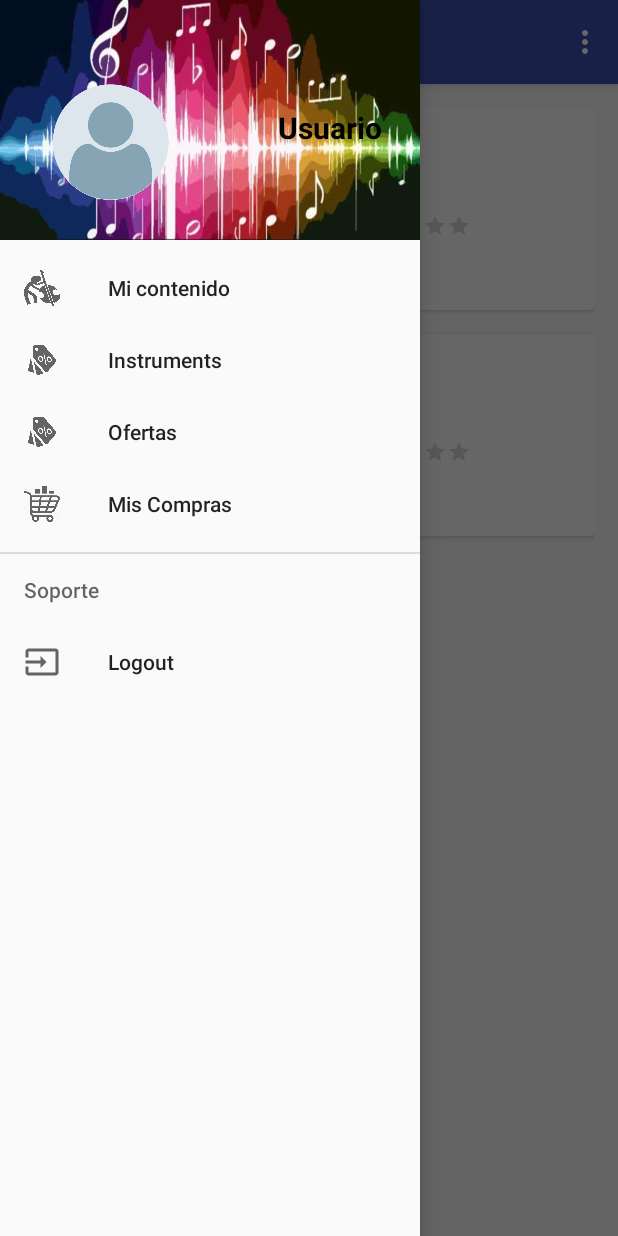
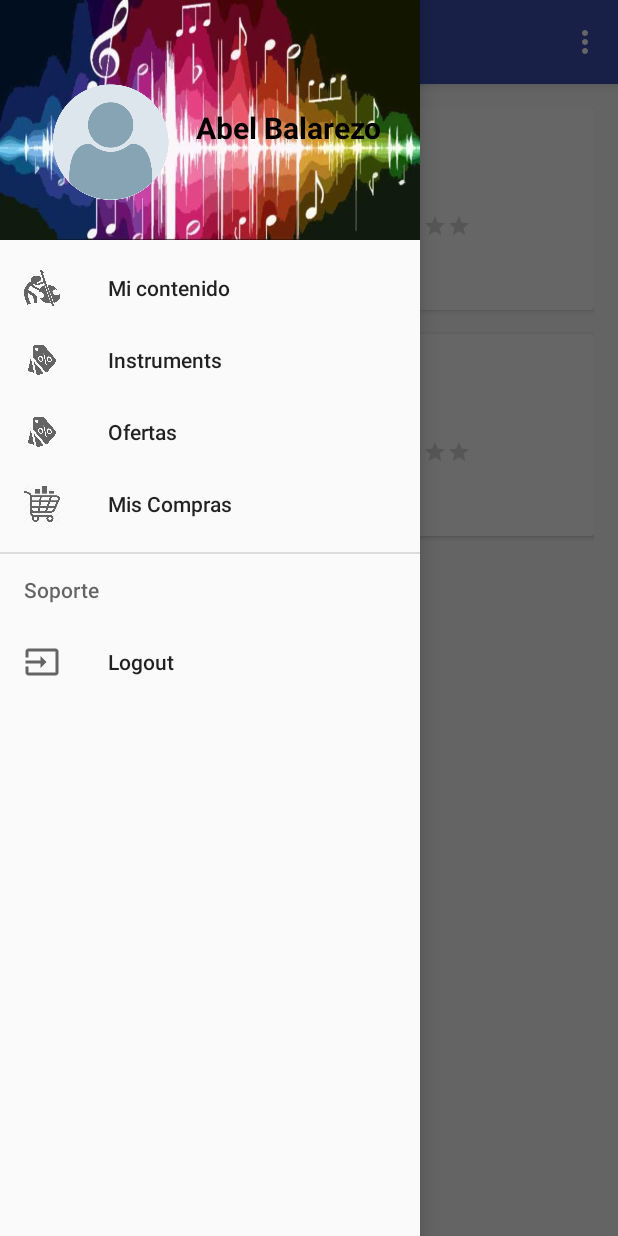
Before and after one commit to abelito1997/CarritoComprasAbel, an Android app: the screen it shows after launch (MainActivity), with the side drawer open, on a phone screen of 412 x 824 dp. Run offline under Robolectric (Android 15) with nearby library versions, the phone set to English and light mode, and no system bars; our stand-ins replace ButterKnife, Picasso; pictures from the network do not load.

Commit message:
avances de modificaciones

```diff
--- a/app/src/main/res/layout/nav_header_main.xml
+++ b/app/src/main/res/layout/nav_header_main.xml
@@ -44,7 +44,7 @@
         android:layout_marginRight="9dp"
         android:layout_marginBottom="45dp"
         android:clickable="true"
-        android:text="Usuario"
+        android:text="Abel Balarezo"
         android:textSize="20dp"
         android:textStyle="bold"
         android:textColor="@android:color/black"
```
